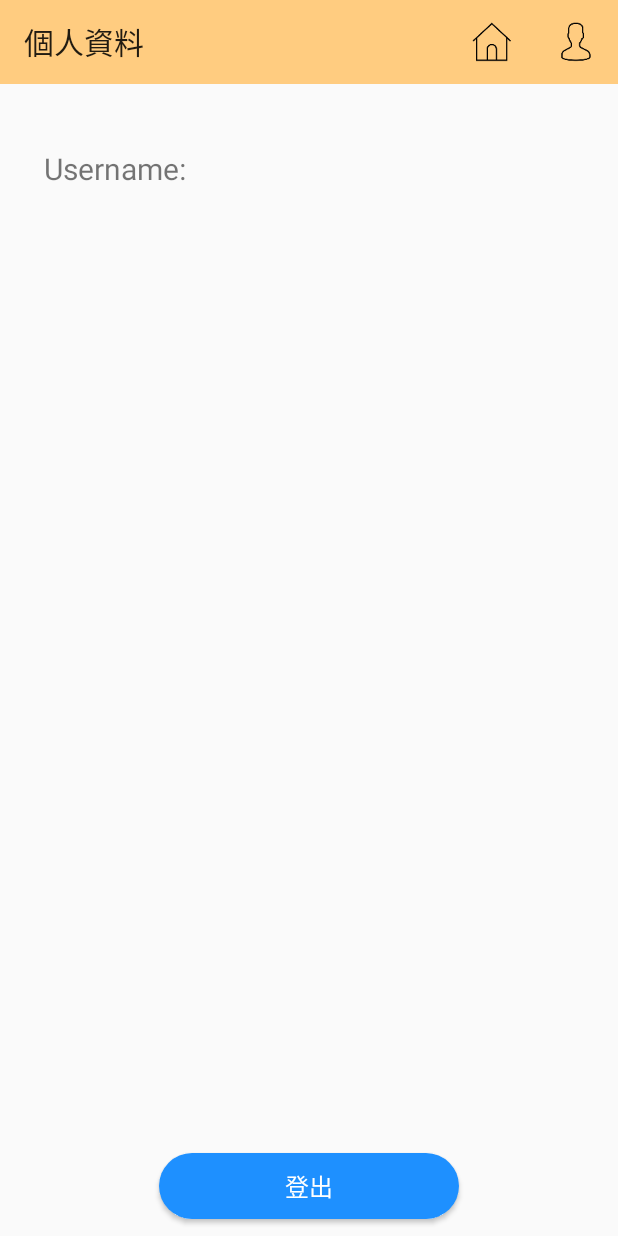
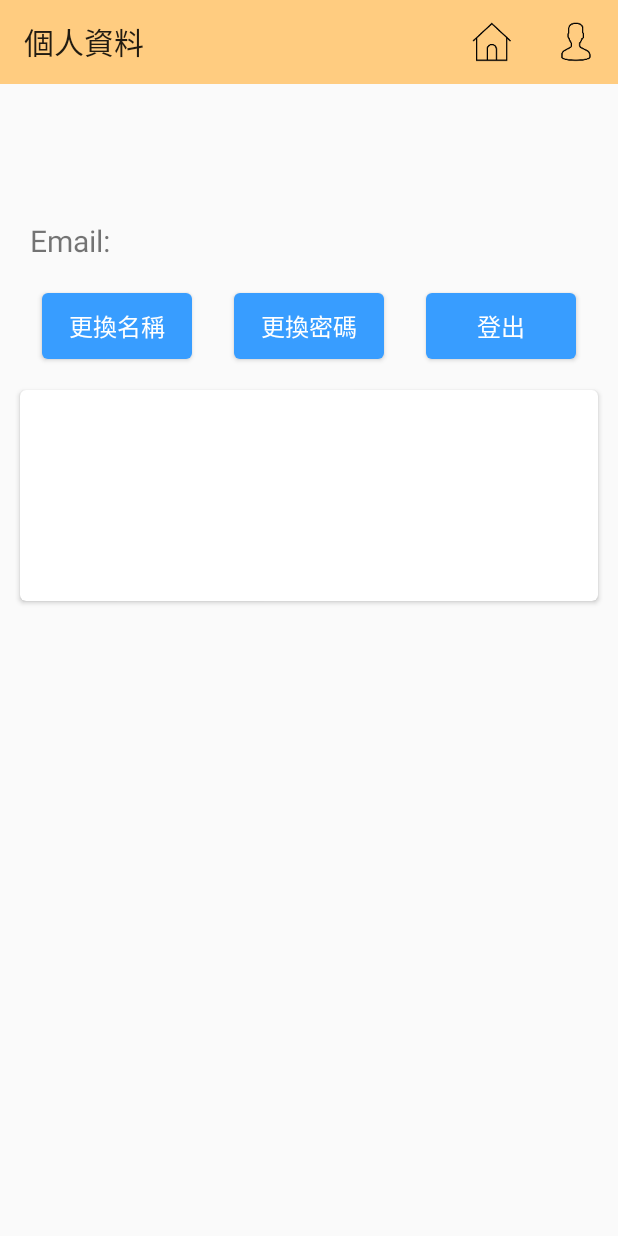
Before and after one commit to ChangZheYun/ODetect, an Android app: the screen it shows after launch once a user with an empty profile is signed in (Content), after a tap on "帳號", on a phone screen of 412 x 824 dp. Run offline under Robolectric (Android 15) with nearby library versions, the phone set to English and light mode, and no system bars; our stand-ins replace Firebase (no records; nobody signed in at launch, a user with empty details on screens opened directly); pictures from the network do not load; 2 statements that could not run were skipped; 1 other tap on this screen came first.

Commit message:
[V1.0.1] update profile

```diff
--- a/app/src/main/java/com/example/o_detect/Home.kt
+++ b/app/src/main/java/com/example/o_detect/Home.kt
@@ -42,7 +42,7 @@ class Home : Fragment(){
         override fun getPageTitle(position: Int): CharSequence? {
             return when(position){
                 0 -> "上傳圖片"
-                else -> "資料查看"
+                else -> "個別管理"
             }
         }
     }
@@ -66,7 +66,7 @@ class Home : Fragment(){
         contentViewPager.bringToFront()
         contentTabLayout.bringToFront()
         contentTabLayout.addTab(contentTabLayout.newTab().setText("上傳圖片"))
-        contentTabLayout.addTab(contentTabLayout.newTab().setText("資料查看"))
+        contentTabLayout.addTab(contentTabLayout.newTab().setText("個別管理"))
         setViewPagerAndTabLayout()
         contentViewPager.currentItem = 0
 
--- a/app/src/main/java/com/example/o_detect/MainActivity.kt
+++ b/app/src/main/java/com/example/o_detect/MainActivity.kt
@@ -97,8 +97,8 @@ class MainActivity : AppCompatActivity() {
         super.onStop()
     }
 
-    override fun onDestroy() {
+   /* override fun onDestroy() {
         auth.signOut()
         super.onDestroy()
-    }
+    }*/
 }
--- a/app/src/main/res/layout/profile.xml
+++ b/app/src/main/res/layout/profile.xml
@@ -5,19 +5,21 @@
         android:layout_width="match_parent"
         android:layout_height="match_parent"
         android:orientation="vertical"
+        android:fitsSystemWindows="true"
         android:focusable="true"
         android:focusableInTouchMode="true">
 
+
     <androidx.constraintlayout.widget.ConstraintLayout
-        android:id="@+id/profileUsernameBlock"
+        android:id="@+id/profileBlock"
         android:layout_width="match_parent"
-        android:layout_height="80dp"
-        android:orientation="horizontal"
+        android:layout_height="wrap_content"
+        android:layout_margin="10dp"
         app:layout_constraintTop_toTopOf="@id/fragmentProfile"
         app:layout_constraintStart_toStartOf="@id/fragmentProfile"
         app:layout_constraintEnd_toEndOf="@id/fragmentProfile">
 
-        <TextView
+      <!--  <TextView
                 android:id="@+id/profileUsernameHint"
                 android:layout_width="100dp"
                 android:layout_height="0dp"
@@ -27,21 +29,118 @@
                 android:layout_marginStart="25dp"
                 android:layout_marginBottom="10dp"
                 android:text="Username:"
-                android:textSize="20sp"/>
+                android:textSize="20sp"/>-->
         <TextView
                 android:id="@+id/profileUsername"
-                android:layout_width="250dp"
+                android:layout_width="wrap_content"
                 android:layout_height="0dp"
-                app:layout_constraintStart_toEndOf="@id/profileUsernameHint"
-                app:layout_constraintEnd_toEndOf="parent"
-                app:layout_constraintBottom_toBottomOf="@id/profileUsernameBlock"
-                android:layout_marginEnd="25dp"
-                android:layout_marginBottom="10dp"
+                app:layout_constraintStart_toStartOf="@id/profileBlock"
+                app:layout_constraintTop_toTopOf="@id/profileBlock"
+                android:layout_marginStart="10dp"
+                android:layout_marginTop="20dp"
+                android:textSize="30sp"
+                android:textStyle="bold" />
+
+        <TextView
+                android:id="@+id/profileEmailHint"
+                android:layout_width="wrap_content"
+                android:layout_height="0dp"
+                android:text="@string/profile_email"
+                app:layout_constraintStart_toStartOf="@id/profileBlock"
+                app:layout_constraintTop_toBottomOf="@id/profileUsername"
+                android:layout_marginStart="10dp"
+                android:layout_marginTop="20dp"
                 android:textSize="20sp"/>
+
+        <TextView
+                android:id="@+id/profileEmail"
+                android:layout_width="wrap_content"
+                android:layout_height="0dp"
+                app:layout_constraintStart_toEndOf="@id/profileEmailHint"
+                app:layout_constraintTop_toBottomOf="@id/profileUsername"
+                android:layout_marginStart="10dp"
+                android:layout_marginTop="20dp"
+                android:textSize="20sp"/>
+
+        <com.google.android.material.button.MaterialButton
+                android:id="@+id/updateUsernameButton"
+                android:layout_width="100dp"
+                android:layout_height="wrap_content"
+                style="@style/loginButton"
+                android:text="@string/action_update_username"
+                android:textSize="16sp"
+                android:padding="10dp"
+                android:gravity="center"
+                android:enabled="true"
+                app:layout_constraintTop_toBottomOf="@id/profileEmailHint"
+                app:layout_constraintStart_toStartOf="@id/profileBlock"
+                app:layout_constraintEnd_toStartOf="@id/updatePasswordButton"
+                android:layout_marginStart="10dp"
+                android:layout_marginTop="15dp"/>
+
+        <com.google.android.material.button.MaterialButton
+                android:id="@+id/updatePasswordButton"
+                android:layout_width="100dp"
+                android:layout_height="wrap_content"
+                style="@style/loginButton"
+                android:text="@string/action_update_password"
+                android:textSize="16sp"
+                android:padding="10dp"
+                android:gravity="center"
+                android:enabled="true"
+                app:layout_constraintTop_toBottomOf="@id/profileEmailHint"
+                app:layout_constraintStart_toEndOf="@id/updateUsernameButton"
+                app:layout_constraintEnd_toStartOf="@id/signOutButton"
+                android:layout_marginStart="20dp"
+                android:layout_marginTop="15dp"/>
+
+        <com.google.android.material.button.MaterialButton
+                android:id="@+id/signOutButton"
+                android:layout_width="100dp"
+                android:layout_height="wrap_content"
+                style="@style/loginButton"
+                android:text="@string/action_sign_out"
+                android:textSize="16sp"
+                android:padding="10dp"
+                android:gravity="center"
+                android:enabled="true"
+                app:layout_constraintTop_toBottomOf="@id/profileEmailHint"
+                app:layout_constraintStart_toEndOf="@id/updatePasswordButton"
+                app:layout_constraintEnd_toEndOf="@id/profileBlock"
+                android:layout_marginStart="20dp"
+                android:layout_marginEnd="10dp"
+                android:layout_marginTop="15dp"/>
+
+     <!--   <com.google.android.material.button.MaterialButton
+                android:id="@+id/signOutButton"
+                android:layout_width="100dp"
+                android:layout_height="wrap_content"
+                app:layout_constraintTop_toBottomOf="@id/profileUsername"
+                app:layout_constraintStart_toEndOf="@id/updateEmailButton"
+                android:layout_marginStart="25dp"
+                android:layout_marginTop="15dp"
+                android:textSize="16sp"
+                android:padding="10dp"
+                android:gravity="center"
+                android:enabled="true"/>-->
+
 
     </androidx.constraintlayout.widget.ConstraintLayout>
 
-    <com.google.android.material.button.MaterialButton
+
+    <com.google.android.material.card.MaterialCardView
+            android:id="@+id/profileCard"
+            android:layout_width="match_parent"
+            android:layout_height="wrap_content"
+            android:layout_margin="10dp"
+            android:minHeight="150dp"
+            style="@style/mediumCardView"
+            app:layout_constraintTop_toBottomOf="@id/profileBlock"
+            app:layout_constraintStart_toStartOf="parent"
+            app:layout_constraintEnd_toEndOf="parent">
+    </com.google.android.material.card.MaterialCardView>
+
+   <!-- <com.google.android.material.button.MaterialButton
             android:id="@+id/signOutButton"
             android:enabled="true"
             android:layout_width="200dp"
@@ -55,7 +154,7 @@
             style="@style/loginButton"
             app:layout_constraintBottom_toBottomOf="parent"
             app:layout_constraintStart_toStartOf="parent"
-            app:layout_constraintEnd_toEndOf="parent"/>
+            app:layout_constraintEnd_toEndOf="parent"/>-->
 
 
 </androidx.constraintlayout.widget.ConstraintLayout>
--- a/app/src/main/res/values/colors.xml
+++ b/app/src/main/res/values/colors.xml
@@ -11,7 +11,7 @@
     <color name="mediumComponent">#FFFFFF</color>
     <color name="colorSignBackground">#FFFFFF</color>
     <color name="colorText">#FFFFFF</color>
-    <color name="colorButtonNormal">#1E90FF</color>
+    <color name="colorButtonNormal">#389DFF</color> <!--#1E90FF-->
     <color name="colorButtonPress">	#0077EA</color>
     <color name="uploadButtonText">#1E90FF</color>
     <color name="uploadButtonNormal">#FFFFFF</color>
--- a/app/src/main/res/values/strings.xml
+++ b/app/src/main/res/values/strings.xml
@@ -9,6 +9,9 @@
     <string name="action_sign_in">登入</string>
     <string name="action_sign_up">註冊</string>
     <string name="action_sign_out">登出</string>
+    <string name="action_update_password">更換密碼</string>
+    <string name="action_update_username">更換名稱</string>
+    <string name="profile_email">Email:</string>
     <string name="action_sign_in_short">Sign in</string>
     <string name="action_sign_up_short">Sign up</string>
     <string name="welcome">"Welcome !"</string>
@@ -18,4 +21,8 @@
     <string name="upload_image">+</string>
     <string name="action_profile">帳號</string>
     <string name="action_home">主頁</string>
+
+    <!--Dialog-->
+    <string name="confirm">確認</string>
+    <string name="cancel">取消</string>
 </resources>
```
Also changed, not shown: app/src/main/java/com/example/o_detect/Profile.kt (+89 -9 lines), app/src/main/res/layout/update_password.xml (added, +26 -0 lines), app/src/main/res/layout/update_username.xml (added, +26 -0 lines), 1 other file.
